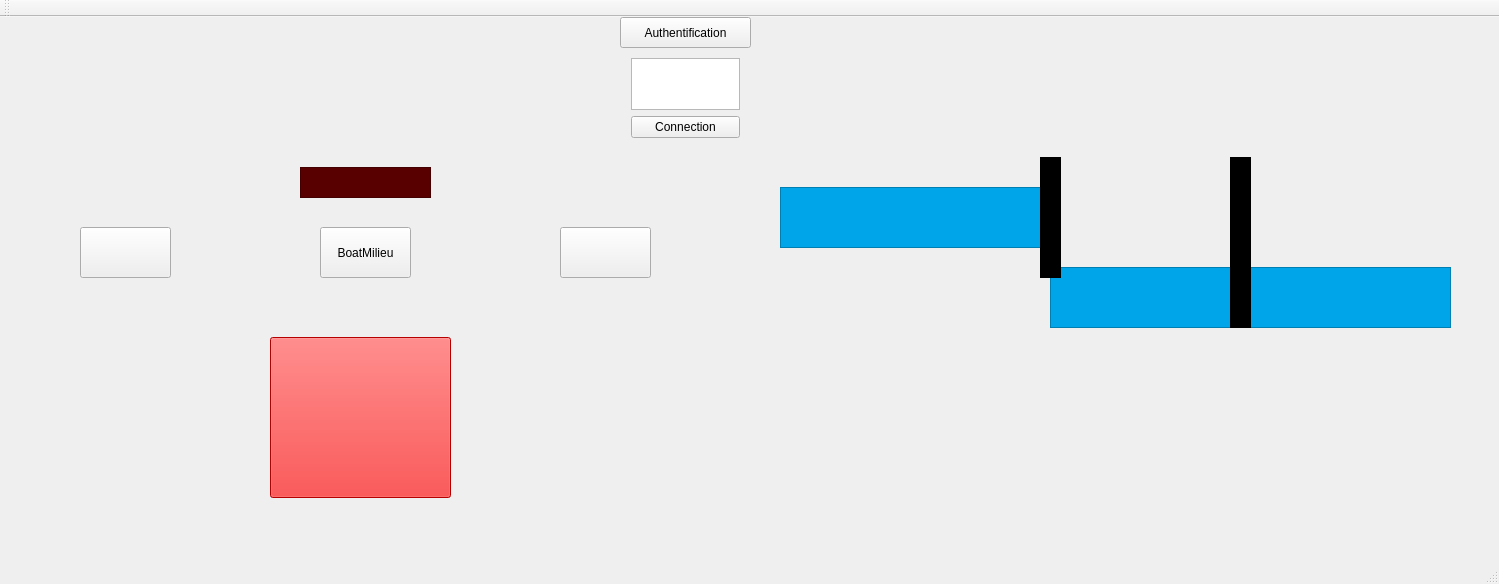
Above: Projet_IHM/Automatique/mainwindow.ui from qwendling/TPNote_IHM before the change. Below: the same form after it.
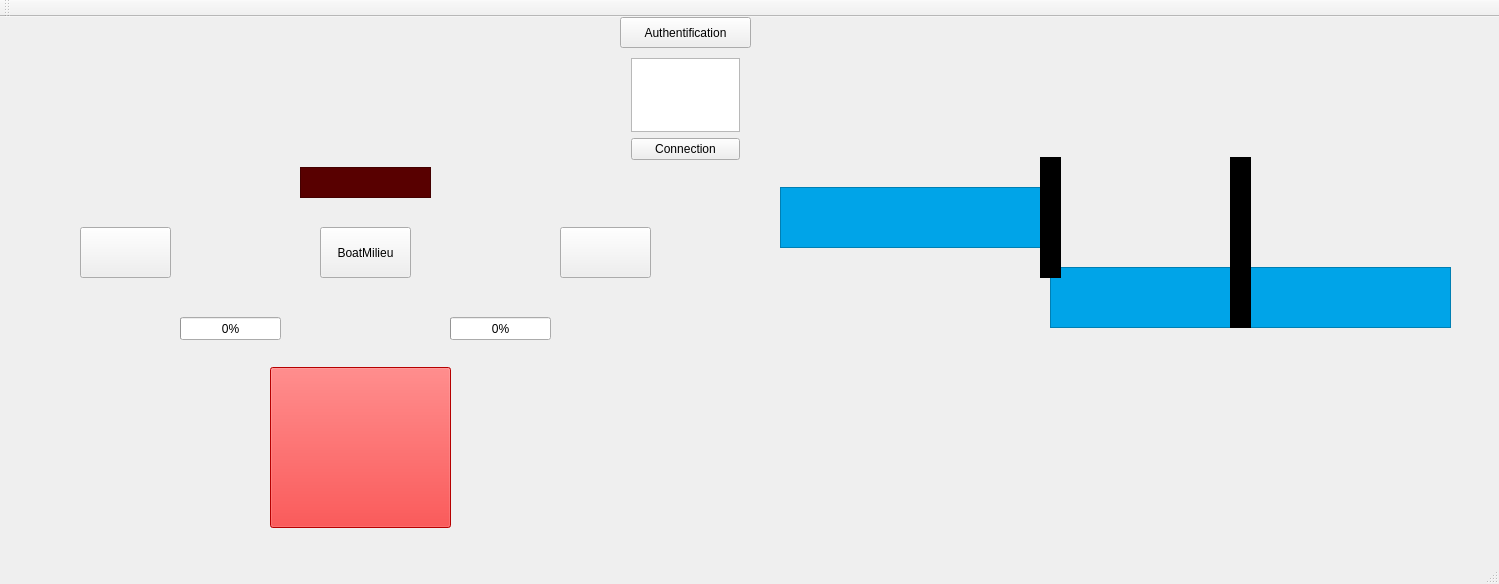
That is the form after the change. Icons and pictures are not drawn.

Patch:
```diff
--- a/Projet_IHM/Automatique/mainwindow.ui
+++ b/Projet_IHM/Automatique/mainwindow.ui
@@ -730,7 +730,7 @@
         <x>620</x>
         <y>30</y>
         <width>131</width>
-        <height>102</height>
+        <height>124</height>
        </rect>
       </property>
       <layout class="QVBoxLayout" name="Mdp">
@@ -763,7 +763,7 @@
       <property name="geometry">
        <rect>
         <x>270</x>
-        <y>320</y>
+        <y>350</y>
         <width>181</width>
         <height>161</height>
        </rect>
@@ -1030,6 +1030,32 @@
        <bool>true</bool>
       </property>
      </widget>
+     <widget class="QProgressBar" name="BarGauche">
+      <property name="geometry">
+       <rect>
+        <x>180</x>
+        <y>300</y>
+        <width>101</width>
+        <height>23</height>
+       </rect>
+      </property>
+      <property name="value">
+       <number>0</number>
+      </property>
+     </widget>
+     <widget class="QProgressBar" name="BarDroite">
+      <property name="geometry">
+       <rect>
+        <x>450</x>
+        <y>300</y>
+        <width>101</width>
+        <height>23</height>
+       </rect>
+      </property>
+      <property name="value">
+       <number>0</number>
+      </property>
+     </widget>
     </widget>
    </widget>
    <zorder>VertP1</zorder>
```
Left out of the diff: 62 changed lines with no effect on the pictures.
